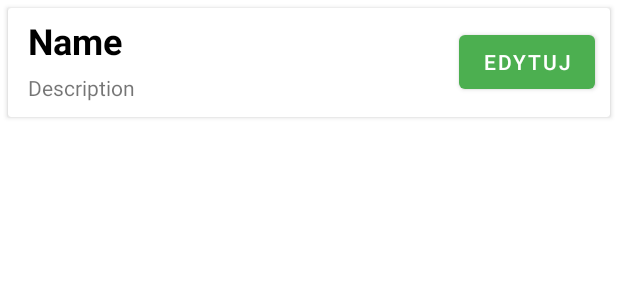
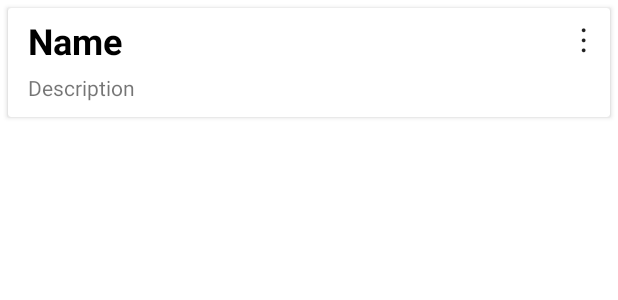
Before and after one commit to Evaluation-PWSZ/Evaluation-of-product-characteristics, an Android app: the layout degustation_item.xml on its own in the app's theme, with its tools: preview values and no code run, on a phone screen of 412 x 824 dp. Shown: the top 300 px of the screen. Run offline under Robolectric (Android 15) with nearby library versions, the phone set to English and light mode, and no system bars; network calls fail.

Commit message:
added more option for degustation

```diff
--- a/app/src/main/res/layout/degustation_item.xml
+++ b/app/src/main/res/layout/degustation_item.xml
@@ -48,16 +48,19 @@
             android:text="Description"
             android:textSize="14sp" />
 
-        <Button
-            android:id="@+id/edit_button"
+        <TextView
+            android:id="@+id/more_options"
             android:layout_width="wrap_content"
             android:layout_height="wrap_content"
             android:layout_alignParentRight="true"
-            android:layout_centerVertical="true"
-            android:layout_marginEnd="10dp"
-            android:layout_marginRight="10dp"
-            android:text="Edytuj"
-            app:backgroundTint="#4CAF50" />
+            android:layout_alignParentTop="true"
+            android:layout_marginTop="5dp"
+            android:paddingLeft="16dp"
+            android:paddingRight="15dp"
+            android:text="&#8942;"
+            android:textAppearance="?android:textAppearanceLarge"
+            android:layout_alignParentEnd="true"
+            android:paddingStart="16dp" />
 
     </RelativeLayout>
 
```
